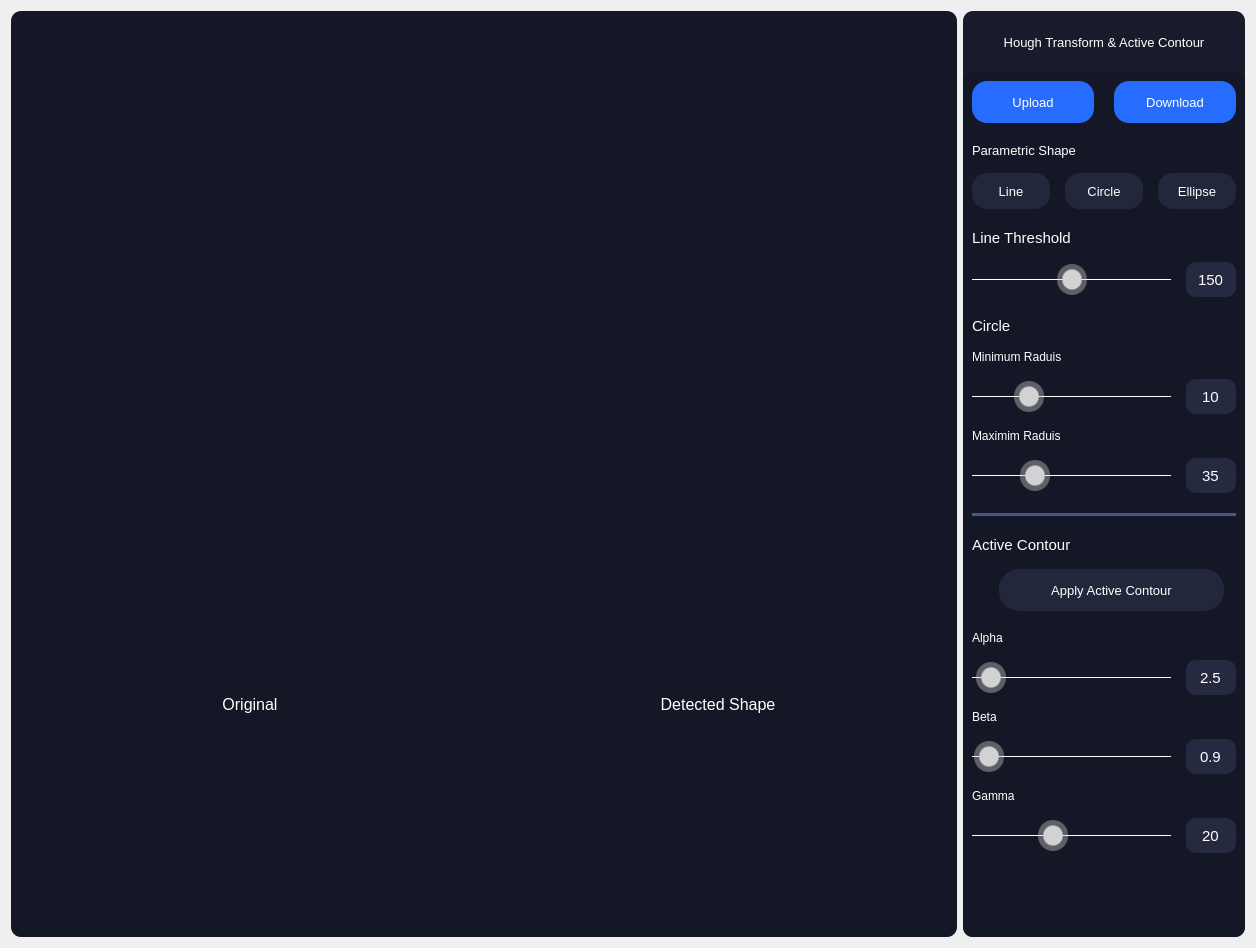
Before: the Qt Designer form src/UI/houghwidget.ui in 1brahimmohamed/Computer-Vision-Toolkit, drawn with Qt 5.
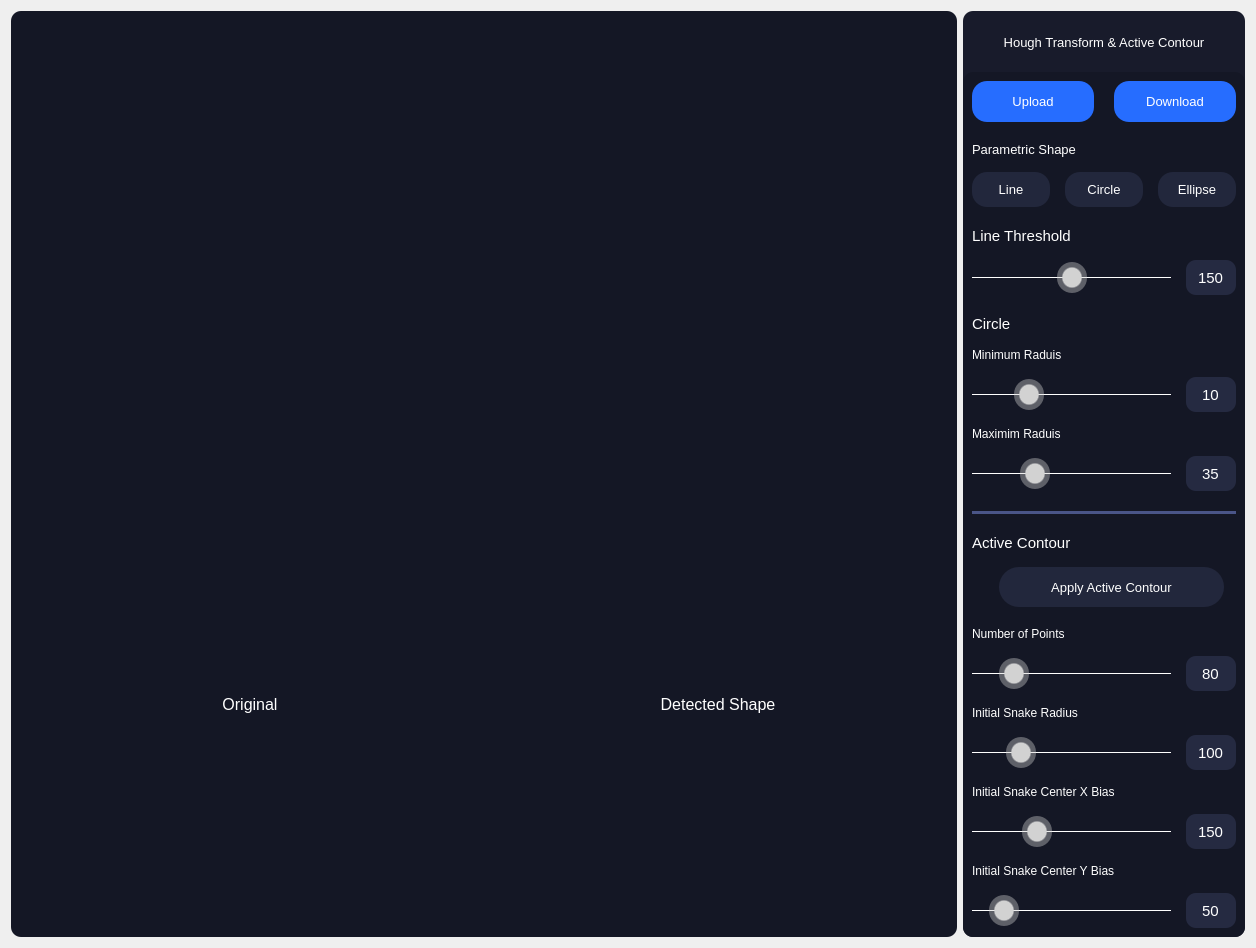
After: the same form once the commit is applied.

Commit message: refactor: active contour sliders edited

Patch:
```diff
--- a/src/UI/houghwidget.ui
+++ b/src/UI/houghwidget.ui
@@ -198,7 +198,7 @@
            <string notr="true">background-color: #141725;
 </string>
           </property>
-          <layout class="QVBoxLayout" name="verticalLayout_2" stretch="5,8,5,10,0,9,5,9">
+          <layout class="QVBoxLayout" name="verticalLayout_2" stretch="5,8,5,10,0,9,5">
            <property name="spacing">
             <number>20</number>
            </property>
@@ -801,7 +801,7 @@
             </layout>
            </item>
            <item>
-            <layout class="QGridLayout" name="edgeDectectorsContainer_4" rowstretch="5,0,0,0,0,0" columnstretch="80,20">
+            <layout class="QGridLayout" name="edgeDectectorsContainer_4" rowstretch="5,0,0,0,0,0,0,0,0,0,0" columnstretch="80,20">
              <property name="spacing">
               <number>15</number>
              </property>
@@ -836,129 +836,13 @@
                 <number>1</number>
                </property>
                <property name="maximum">
-                <number>1000</number>
+                <number>500</number>
                </property>
-               <property name="value">
-                <number>25</number>
+               <property name="singleStep">
+                <number>10</number>
                </property>
-               <property name="orientation">
-                <enum>Qt::Horizontal</enum>
-               </property>
-              </widget>
-             </item>
-             <item row="5" column="1">
-              <widget class="QLineEdit" name="gammaValue">
-               <property name="sizePolicy">
-                <sizepolicy hsizetype="Expanding" vsizetype="Preferred">
-                 <horstretch>0</horstretch>
-                 <verstretch>0</verstretch>
-                </sizepolicy>
-               </property>
-               <property name="font">
-                <font>
-                 <family>Microsoft Sans Serif</family>
-                 <pointsize>11</pointsize>
-                </font>
-               </property>
-               <property name="styleSheet">
-                <string notr="true">QLineEdit {
-background-color: #252a41;
-border: 0;
-border-radius: 10px;
-color: #fff;
-}</string>
-               </property>
-               <property name="text">
-                <string>20</string>
-               </property>
-               <property name="alignment">
-                <set>Qt::AlignCenter</set>
-               </property>
-              </widget>
-             </item>
-             <item row="0" column="0">
-              <widget class="QLabel" name="alphaLabel">
-               <property name="font">
-                <font>
-                 <family>Microsoft Sans Serif</family>
-                 <pointsize>9</pointsize>
-                </font>
-               </property>
-               <property name="styleSheet">
-                <string notr="true">color: rgb(255, 255, 255)</string>
-               </property>
-               <property name="text">
-                <string>Alpha</string>
-               </property>
-              </widget>
-             </item>
-             <item row="4" column="0">
-              <widget class="QLabel" name="gammaLabel">
-               <property name="font">
-                <font>
-                 <family>Microsoft Sans Serif</family>
-                 <pointsize>9</pointsize>
-                </font>
-               </property>
-               <property name="styleSheet">
-                <string notr="true">color: rgb(255, 255, 255)</string>
-               </property>
-               <property name="text">
-                <string>Gamma</string>
-               </property>
-              </widget>
-             </item>
-             <item row="2" column="0">
-              <widget class="QLabel" name="betaLabel">
-               <property name="font">
-                <font>
-                 <family>Microsoft Sans Serif</family>
-                 <pointsize>9</pointsize>
-                </font>
-               </property>
-               <property name="styleSheet">
-                <string notr="true">color: rgb(255, 255, 255)</string>
-               </property>
-               <property name="text">
-                <string>Beta</string>
-               </property>
-              </widget>
-             </item>
-             <item row="5" column="0">
-              <widget class="QSlider" name="gammaSlider">
-               <property name="sizePolicy">
-                <sizepolicy hsizetype="Preferred" vsizetype="Preferred">
-                 <horstretch>0</horstretch>
-                 <verstretch>0</verstretch>
-                </sizepolicy>
-               </property>
-               <property name="styleSheet">
-                <string notr="true">QSlider:horizontal {
-    min-height: 35%;
-}
-QSlider::groove:horizontal {
-    height: 1px;
-    background: white; 
-}
-QSlider::handle:horizontal {
-    width: 30px;
-    margin-top: -15px;
-    margin-bottom: -15px;
-    border-radius: 15px;
-    background: qradialgradient(spread:reflect, cx:0.5, cy:0.5, radius:0.5, fx:0.5, fy:0.5, stop:0.6 rgba(210, 210, 210, 255), stop:0.7 rgba(210, 210, 210, 100));
-}
-QSlider::handle:horizontal:hover {
-    background: qradialgradient(spread:reflect, cx:0.5, cy:0.5, radius:0.5, fx:0.5, fy:0.5, stop:0.6 rgba(255, 255, 255, 255), stop:0.7 rgba(255, 255, 255, 100));
-}</string>
-               </property>
-               <property name="minimum">
-                <number>1</number>
-               </property>
-               <property name="maximum">
-                <number>50</number>
-               </property>
                <property name="value">
-                <number>20</number>
+                <number>80</number>
                </property>
                <property name="orientation">
                 <enum>Qt::Horizontal</enum>
@@ -996,11 +880,14 @@
                 <number>1</number>
                </property>
                <property name="maximum">
-                <number>1000</number>
+                <number>500</number>
                </property>
-               <property name="value">
+               <property name="singleStep">
                 <number>10</number>
                </property>
+               <property name="value">
+                <number>100</number>
+               </property>
                <property name="orientation">
                 <enum>Qt::Horizontal</enum>
                </property>
@@ -1029,13 +916,29 @@
 }</string>
                </property>
                <property name="text">
-                <string>2.5</string>
+                <string>80</string>
                </property>
                <property name="alignment">
                 <set>Qt::AlignCenter</set>
                </property>
               </widget>
              </item>
+             <item row="5" column="0">
+              <widget class="QLabel" name="gammaLabel">
+               <property name="font">
+                <font>
+                 <family>Microsoft Sans Serif</family>
+                 <pointsize>9</pointsize>
+                </font>
+               </property>
+               <property name="styleSheet">
+                <string notr="true">color: rgb(255, 255, 255)</string>
+               </property>
+               <property name="text">
+                <string>Initial Snake Center X Bias</string>
+               </property>
+              </widget>
+             </item>
              <item row="3" column="1">
               <widget class="QLineEdit" name="betaValue">
                <property name="sizePolicy">
@@ -1059,28 +962,211 @@
 }</string>
                </property>
                <property name="text">
-                <string>0.9</string>
+                <string>100</string>
                </property>
                <property name="alignment">
                 <set>Qt::AlignCenter</set>
                </property>
               </widget>
              </item>
+             <item row="2" column="0">
+              <widget class="QLabel" name="betaLabel">
+               <property name="font">
+                <font>
+                 <family>Microsoft Sans Serif</family>
+                 <pointsize>9</pointsize>
+                </font>
+               </property>
+               <property name="styleSheet">
+                <string notr="true">color: rgb(255, 255, 255)</string>
+               </property>
+               <property name="text">
+                <string>Initial Snake Radius</string>
+               </property>
+              </widget>
+             </item>
+             <item row="0" column="0">
+              <widget class="QLabel" name="alphaLabel">
+               <property name="font">
+                <font>
+                 <family>Microsoft Sans Serif</family>
+                 <pointsize>9</pointsize>
+                </font>
+               </property>
+               <property name="styleSheet">
+                <string notr="true">color: rgb(255, 255, 255)</string>
+               </property>
+               <property name="text">
+                <string>Number of Points</string>
+               </property>
+              </widget>
+             </item>
+             <item row="7" column="0">
+              <widget class="QLabel" name="thetaLabel">
+               <property name="font">
+                <font>
+                 <family>Microsoft Sans Serif</family>
+                 <pointsize>9</pointsize>
+                </font>
+               </property>
+               <property name="styleSheet">
+                <string notr="true">color: rgb(255, 255, 255)</string>
+               </property>
+               <property name="text">
+                <string>Initial Snake Center Y Bias</string>
+               </property>
+              </widget>
+             </item>
+             <item row="6" column="1">
+              <widget class="QLineEdit" name="gammaValue">
+               <property name="sizePolicy">
+                <sizepolicy hsizetype="Expanding" vsizetype="Preferred">
+                 <horstretch>0</horstretch>
+                 <verstretch>0</verstretch>
+                </sizepolicy>
+               </property>
+               <property name="font">
+                <font>
+                 <family>Microsoft Sans Serif</family>
+                 <pointsize>11</pointsize>
+                </font>
+               </property>
+               <property name="styleSheet">
+                <string notr="true">QLineEdit {
+background-color: #252a41;
+border: 0;
+border-radius: 10px;
+color: #fff;
+}</string>
+               </property>
+               <property name="text">
+                <string>150</string>
+               </property>
+               <property name="alignment">
+                <set>Qt::AlignCenter</set>
+               </property>
+              </widget>
+             </item>
+             <item row="8" column="1">
+              <widget class="QLineEdit" name="thetaValue">
+               <property name="sizePolicy">
+                <sizepolicy hsizetype="Expanding" vsizetype="Preferred">
+                 <horstretch>0</horstretch>
+                 <verstretch>0</verstretch>
+                </sizepolicy>
+               </property>
+               <property name="font">
+                <font>
+                 <family>Microsoft Sans Serif</family>
+                 <pointsize>11</pointsize>
+                </font>
+               </property>
+               <property name="styleSheet">
+                <string notr="true">QLineEdit {
+background-color: #252a41;
+border: 0;
+border-radius: 10px;
+color: #fff;
+}</string>
+               </property>
+               <property name="text">
+                <string>50</string>
+               </property>
+               <property name="alignment">
+                <set>Qt::AlignCenter</set>
+               </property>
+              </widget>
+             </item>
+             <item row="6" column="0">
+              <widget class="QSlider" name="gammaSlider">
+               <property name="sizePolicy">
+                <sizepolicy hsizetype="Preferred" vsizetype="Preferred">
+                 <horstretch>0</horstretch>
+                 <verstretch>0</verstretch>
+                </sizepolicy>
+               </property>
+               <property name="styleSheet">
+                <string notr="true">QSlider:horizontal {
+    min-height: 35%;
+}
+QSlider::groove:horizontal {
+    height: 1px;
+    background: white; 
+}
+QSlider::handle:horizontal {
+    width: 30px;
+    margin-top: -15px;
+    margin-bottom: -15px;
+    border-radius: 15px;
+    background: qradialgradient(spread:reflect, cx:0.5, cy:0.5, radius:0.5, fx:0.5, fy:0.5, stop:0.6 rgba(210, 210, 210, 255), stop:0.7 rgba(210, 210, 210, 100));
+}
+QSlider::handle:horizontal:hover {
+    background: qradialgradient(spread:reflect, cx:0.5, cy:0.5, radius:0.5, fx:0.5, fy:0.5, stop:0.6 rgba(255, 255, 255, 255), stop:0.7 rgba(255, 255, 255, 100));
+}</string>
+               </property>
+               <property name="minimum">
+                <number>1</number>
+               </property>
+               <property name="maximum">
+                <number>500</number>
+               </property>
+               <property name="singleStep">
+                <number>10</number>
+               </property>
+               <property name="value">
+                <number>150</number>
+               </property>
+               <property name="orientation">
+                <enum>Qt::Horizontal</enum>
+               </property>
+              </widget>
+             </item>
+             <item row="8" column="0">
+              <widget class="QSlider" name="thetaSlider">
+               <property name="sizePolicy">
+                <sizepolicy hsizetype="Preferred" vsizetype="Preferred">
+                 <horstretch>0</horstretch>
+                 <verstretch>0</verstretch>
+                </sizepolicy>
+               </property>
+               <property name="styleSheet">
+                <string notr="true">QSlider:horizontal {
+    min-height: 35%;
+}
+QSlider::groove:horizontal {
+    height: 1px;
+    background: white; 
+}
+QSlider::handle:horizontal {
+    width: 30px;
+    margin-top: -15px;
+    margin-bottom: -15px;
+    border-radius: 15px;
+    background: qradialgradient(spread:reflect, cx:0.5, cy:0.5, radius:0.5, fx:0.5, fy:0.5, stop:0.6 rgba(210, 210, 210, 255), stop:0.7 rgba(210, 210, 210, 100));
+}
+QSlider::handle:horizontal:hover {
+    background: qradialgradient(spread:reflect, cx:0.5, cy:0.5, radius:0.5, fx:0.5, fy:0.5, stop:0.6 rgba(255, 255, 255, 255), stop:0.7 rgba(255, 255, 255, 100));
+}</string>
+               </property>
+               <property name="minimum">
+                <number>1</number>
+               </property>
+               <property name="maximum">
+                <number>500</number>
+               </property>
+               <property name="singleStep">
+                <number>10</number>
+               </property>
+               <property name="value">
+                <number>50</number>
+               </property>
+               <property name="orientation">
+                <enum>Qt::Horizontal</enum>
+               </property>
+              </widget>
+             </item>
             </layout>
            </item>
-           <item>
-            <spacer name="verticalSpacer">
-             <property name="orientation">
-              <enum>Qt::Vertical</enum>
-             </property>
-             <property name="sizeHint" stdset="0">
-              <size>
-               <width>20</width>
-               <height>40</height>
-              </size>
-             </property>
-            </spacer>
-           </item>
           </layout>
          </widget>
         </item>
```
The commit also changes 2 other files.
